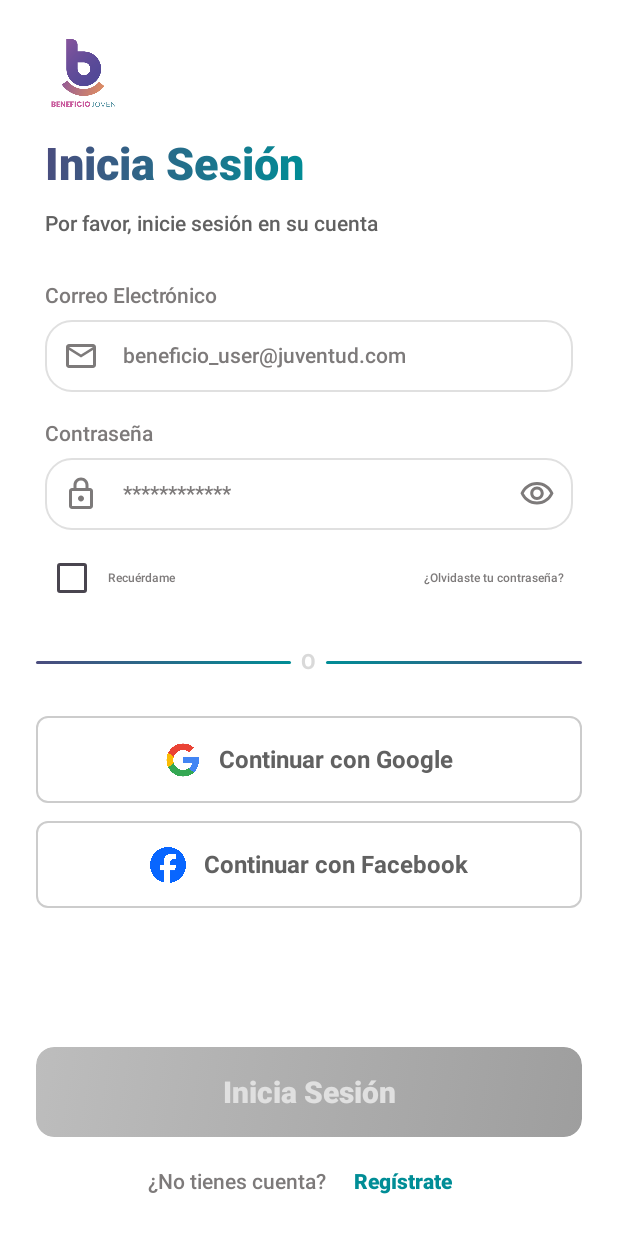
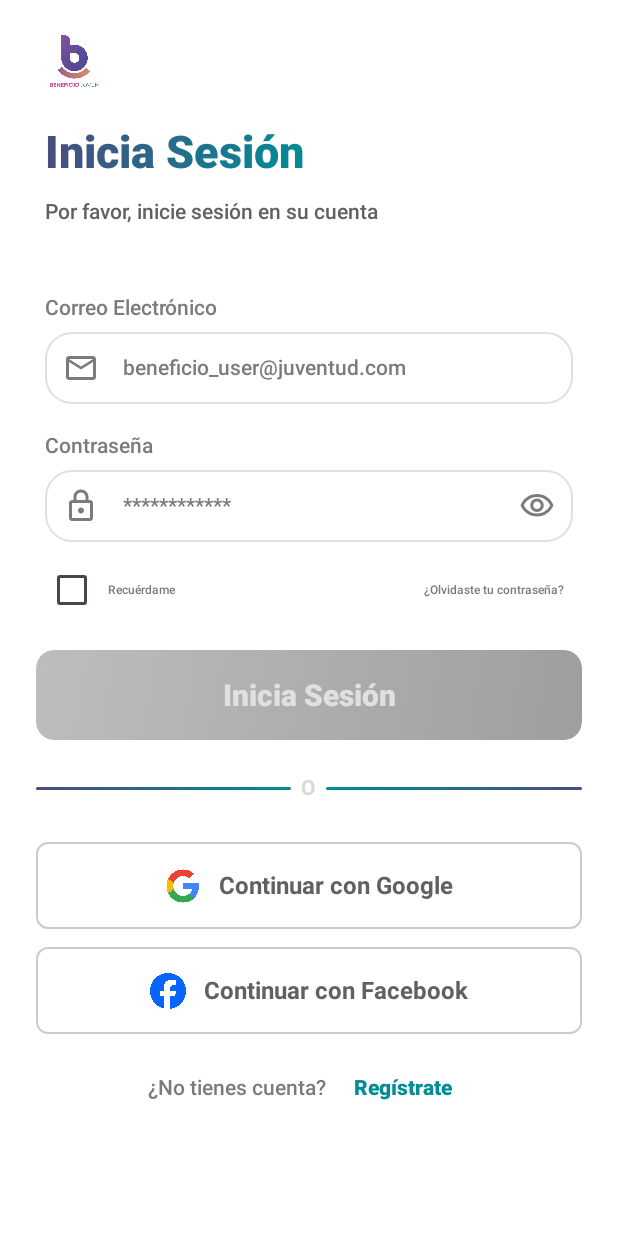
Before and after one commit to A01800593CEM/Beneficio_Juventud, an Android app built with Jetpack Compose: the @Preview function PreviewLogin, on a phone screen of 412 x 824 dp. Shown: the top 1233 px of the screen. Run offline under Robolectric (Android 15) with nearby library versions, the phone set to English and light mode, and no system bars; libraries missing offline, so code that uses them is left out: com.amplifyframework, com.amplifyframework.auth, com.amplifyframework.core; Roboto replaces fonts that are not available here; 1 statement that could not run was skipped.

Commit message:
Login change

```diff
--- a/app/src/main/java/mx/itesm/beneficiojuventud/model/TestRemote.kt
+++ b/app/src/main/java/mx/itesm/beneficiojuventud/model/TestRemote.kt
@@ -12,7 +12,7 @@ object TestRemote {
     fun probarLlamada() {
         CoroutineScope(Dispatchers.IO).launch {
             try {
-                val user = RemoteServiceUser.getUserById("913b5500-e0e1-70e4-7872-7ab95a68e802")
+                val user = RemoteServiceUser.getUserById("813bc520-5071-70c6-02f6-e73ca6e4beb6")
                 Log.d("RetrofitTest", "✅ Usuario obtenido: $user")
             } catch (e: Exception) {
                 Log.e("RetrofitTest", "❌ Error: ${e.message}")
--- a/app/src/main/java/mx/itesm/beneficiojuventud/view/Login.kt
+++ b/app/src/main/java/mx/itesm/beneficiojuventud/view/Login.kt
@@ -32,12 +32,6 @@ import mx.itesm.beneficiojuventud.ui.theme.BeneficioJuventudTheme
 import mx.itesm.beneficiojuventud.utils.dismissKeyboardOnTap
 import mx.itesm.beneficiojuventud.viewmodel.AuthViewModel
 
-/**
- * Pantalla de inicio de sesión con email y contraseña.
- * @param nav Controlador de navegación.
- * @param modifier Modificador de diseño opcional.
- * @param authViewModel ViewModel que gestiona el proceso de autenticación.
- */
 @Composable
 fun Login(
     nav: NavHostController,
@@ -66,7 +60,7 @@ fun Login(
         }
     }
 
-    /** Envuelve un campo y lo desplaza al recibir foco para evitar ocultarlo con el teclado. */
+    // Desplaza el campo enfocado para que no lo tape el teclado
     @Composable
     fun FocusBringIntoView(
         delayMs: Long = 140,
@@ -89,93 +83,37 @@ fun Login(
     }
 
     Scaffold(
-        contentWindowInsets = WindowInsets(0, 0, 0, 0),
-        bottomBar = {
-            Column(
-                modifier = Modifier
-                    .fillMaxWidth()
-                    .windowInsetsPadding(WindowInsets.navigationBars)
-                    .windowInsetsPadding(WindowInsets.ime)
-                    .padding(horizontal = 24.dp, vertical = 8.dp)
-            ) {
-                MainButton(
-                    text = if (authState.isLoading) "Iniciando sesión..." else "Inicia Sesión",
-                    enabled = !authState.isLoading && email.isNotEmpty() && password.isNotEmpty(),
-                    modifier = Modifier.fillMaxWidth()
-                ) {
-                    showError = false
-                    authViewModel.signIn(email, password)
-                }
-                Row(
-                    modifier = Modifier
-                        .fillMaxWidth()
-                        .padding(top = 6.dp, bottom = 4.dp),
-                    horizontalArrangement = Arrangement.Center,
-                    verticalAlignment = Alignment.CenterVertically
-                ) {
-                    Text(
-                        "¿No tienes cuenta?  ",
-                        style = TextStyle(fontSize = 14.sp, fontWeight = FontWeight.SemiBold, color = Color(0xFF7D7A7A))
-                    )
-                    TextButton(onClick = { nav.navigate(Screens.Register.route) }) {
-                        Text(
-                            "Regístrate",
-                            style = TextStyle(fontSize = 14.sp, fontWeight = FontWeight.ExtraBold, color = Color(0xFF008D96))
-                        )
-                    }
-                }
-            }
-        }
+        contentWindowInsets = WindowInsets(0, 0, 0, 0), // control total de insets
+        topBar = { LoginHeader() } // Header fijo (logo + títulos)
     ) { innerPadding ->
         Box(
             modifier = modifier
                 .fillMaxSize()
                 .padding(innerPadding)
-                .consumeWindowInsets(innerPadding)
                 .dismissKeyboardOnTap()
+                // Ajusta el contenido cuando aparece el teclado y respeta barras del sistema
+                .windowInsetsPadding(WindowInsets.ime)
+                .windowInsetsPadding(WindowInsets.navigationBars)
         ) {
             LazyColumn(
-                userScrollEnabled = false,
+                userScrollEnabled = true,
                 modifier = Modifier
                     .fillMaxSize()
                     .padding(horizontal = 24.dp, vertical = 24.dp),
-                contentPadding = PaddingValues(0.dp),
+                contentPadding = PaddingValues(bottom = 24.dp),
                 verticalArrangement = Arrangement.spacedBy(0.dp),
                 horizontalAlignment = Alignment.Start
             ) {
-                item {
-                    Box(modifier = Modifier.padding(horizontal = 6.dp)) {
-                        Image(
-                            painter = painterResource(id = R.drawable.logo_beneficio_joven),
-                            contentDescription = null,
-                            modifier = Modifier.size(50.dp)
-                        )
-                    }
-                }
-                item {
-                    Text(
-                        "Inicia Sesión",
-                        style = TextStyle(
-                            brush = Brush.linearGradient(listOf(Color(0xFF4B4C7E), Color(0xFF008D96))),
-                            fontSize = 30.sp,
-                            fontWeight = FontWeight.Black
-                        ),
-                        modifier = Modifier.padding(top = 18.dp, start = 6.dp, end = 6.dp, bottom = 14.dp)
-                    )
-                }
-                item {
-                    Text(
-                        "Por favor, inicie sesión en su cuenta",
-                        style = TextStyle(fontSize = 14.sp, fontWeight = FontWeight.SemiBold, color = Color(0xFF616161)),
-                        textAlign = TextAlign.Start,
-                        modifier = Modifier.padding(horizontal = 6.dp)
-                    )
-                }
+                // -------- Formulario ----------
                 item {
                     Text(
                         "Correo Electrónico",
-                        style = TextStyle(fontSize = 14.sp, fontWeight = FontWeight.SemiBold, color = Color(0xFF7D7A7A)),
-                        modifier = Modifier.padding(start = 6.dp, top = 32.dp, end = 6.dp, bottom = 8.dp)
+                        style = TextStyle(
+                            fontSize = 14.sp,
+                            fontWeight = FontWeight.SemiBold,
+                            color = Color(0xFF7D7A7A)
+                        ),
+                        modifier = Modifier.padding(start = 6.dp, top = 8.dp, end = 6.dp, bottom = 8.dp)
                     )
                 }
                 item {
@@ -190,7 +128,11 @@ fun Login(
                 item {
                     Text(
                         "Contraseña",
-                        style = TextStyle(fontSize = 14.sp, fontWeight = FontWeight.SemiBold, color = Color(0xFF7D7A7A)),
+                        style = TextStyle(
+                            fontSize = 14.sp,
+                            fontWeight = FontWeight.SemiBold,
+                            color = Color(0xFF7D7A7A)
+                        ),
                         modifier = Modifier.padding(start = 6.dp, top = 20.dp, end = 6.dp, bottom = 8.dp)
                     )
                 }
@@ -205,32 +147,64 @@ fun Login(
                 }
                 item {
                     Row(
-                        modifier = Modifier.fillMaxWidth().padding(horizontal = 0.dp, vertical = 8.dp),
+                        modifier = Modifier
+                            .fillMaxWidth()
+                            .padding(horizontal = 0.dp, vertical = 8.dp),
                         verticalAlignment = Alignment.CenterVertically
                     ) {
-                        Row(modifier = Modifier.weight(1f), verticalAlignment = Alignment.CenterVertically) {
+                        Row(
+                            modifier = Modifier.weight(1f),
+                            verticalAlignment = Alignment.CenterVertically
+                        ) {
                             Checkbox(checked = rememberMe, onCheckedChange = { rememberMe = it })
                             Text(
                                 "Recuérdame",
-                                style = TextStyle(fontSize = 8.sp, fontWeight = FontWeight.SemiBold, color = Color(0xFF7D7A7A))
+                                style = TextStyle(
+                                    fontSize = 8.sp,
+                                    fontWeight = FontWeight.SemiBold,
+                                    color = Color(0xFF7D7A7A)
+                                )
                             )
                         }
                         TextButton(onClick = { nav.navigate(Screens.ForgotPassword.route) }) {
                             Text(
                                 "¿Olvidaste tu contraseña?",
-                                style = TextStyle(fontSize = 8.sp, fontWeight = FontWeight.SemiBold, color = Color(0xFF7D7A7A))
+                                style = TextStyle(
+                                    fontSize = 8.sp,
+                                    fontWeight = FontWeight.SemiBold,
+                                    color = Color(0xFF7D7A7A)
+                                )
                             )
                         }
                     }
                 }
+
+                // --------- Botón principal en la posición del diseño (no en bottomBar) ----------
+                item {
+                    MainButton(
+                        text = if (authState.isLoading) "Iniciando sesión..." else "Inicia Sesión",
+                        enabled = !authState.isLoading && email.isNotEmpty() && password.isNotEmpty(),
+                        modifier = Modifier
+                            .fillMaxWidth()
+                            .padding(top = 8.dp, bottom = 8.dp)
+                    ) {
+                        showError = false
+                        authViewModel.signIn(email, password)
+                    }
+                }
+
                 if (showError && errorMessage.isNotEmpty()) {
                     item {
                         Card(
-                            modifier = Modifier.fillMaxWidth().padding(vertical = 8.dp),
+                            modifier = Modifier
+                                .fillMaxWidth()
+                                .padding(vertical = 8.dp),
                             colors = CardDefaults.cardColors(containerColor = Color(0xFFFFEBEE))
                         ) {
                             Row(
-                                modifier = Modifier.fillMaxWidth().padding(16.dp),
+                                modifier = Modifier
+                                    .fillMaxWidth()
+                                    .padding(16.dp),
                                 verticalAlignment = Alignment.CenterVertically
                             ) {
                                 Text(
@@ -248,14 +222,19 @@ fun Login(
                         }
                     }
                 }
+
                 item { GradientDivider_OR(modifier = Modifier.padding(vertical = 16.dp)) }
+
+                // --------- Social logins ----------
                 item {
                     AltLoginButton(
                         text = "Continuar con Google",
                         icon = painterResource(id = R.drawable.logo_google),
                         contentDescription = "Continuar con Google",
                         onClick = { /* TODO */ },
-                        modifier = Modifier.fillMaxWidth().padding(vertical = 12.dp)
+                        modifier = Modifier
+                            .fillMaxWidth()
+                            .padding(vertical = 12.dp)
                     )
                 }
                 item {
@@ -267,12 +246,72 @@ fun Login(
                         modifier = Modifier.fillMaxWidth()
                     )
                 }
+
+                // --------- Registro (al final del scroll) ----------
+                item {
+                    Row(
+                        modifier = Modifier
+                            .fillMaxWidth()
+                            .padding(top = 12.dp, bottom = 4.dp),
+                        horizontalArrangement = Arrangement.Center,
+                        verticalAlignment = Alignment.CenterVertically
+                    ) {
+                        Text(
+                            "¿No tienes cuenta?  ",
+                            style = TextStyle(
+                                fontSize = 14.sp,
+                                fontWeight = FontWeight.SemiBold,
+                                color = Color(0xFF7D7A7A)
+                            )
+                        )
+                        TextButton(onClick = { nav.navigate(Screens.Register.route) }) {
+                            Text(
+                                "Regístrate",
+                                style = TextStyle(
+                                    fontSize = 14.sp,
+                                    fontWeight = FontWeight.ExtraBold,
+                                    color = Color(0xFF008D96)
+                                )
+                            )
+                        }
+                    }
+                }
             }
         }
     }
 }
 
-/** Vista previa de [Login] en el editor de Android Studio. */
+@Composable
+private fun LoginHeader() {
+    Column(
+        modifier = Modifier
+            .fillMaxWidth()
+            .padding(horizontal = 24.dp, vertical = 16.dp),
+        horizontalAlignment = Alignment.Start
+    ) {
+        Image(
+            painter = painterResource(id = R.drawable.logo_beneficio_joven),
+            contentDescription = null,
+            modifier = Modifier.size(50.dp).padding(horizontal = 6.dp)
+        )
+        Text(
+            "Inicia Sesión",
+            style = TextStyle(
+                brush = Brush.linearGradient(listOf(Color(0xFF4B4C7E), Color(0xFF008D96))),
+                fontSize = 30.sp,
+                fontWeight = FontWeight.Black
+            ),
+            modifier = Modifier.padding(top = 18.dp, start = 6.dp, end = 6.dp, bottom = 14.dp)
+        )
+        Text(
+            "Por favor, inicie sesión en su cuenta",
+            style = TextStyle(fontSize = 14.sp, fontWeight = FontWeight.SemiBold, color = Color(0xFF616161)),
+            textAlign = TextAlign.Start,
+            modifier = Modifier.padding(horizontal = 6.dp)
+        )
+    }
+}
+
 @SuppressLint("ViewModelConstructorInComposable")
 @Preview(showBackground = true, showSystemUi = true)
 @Composable
```
